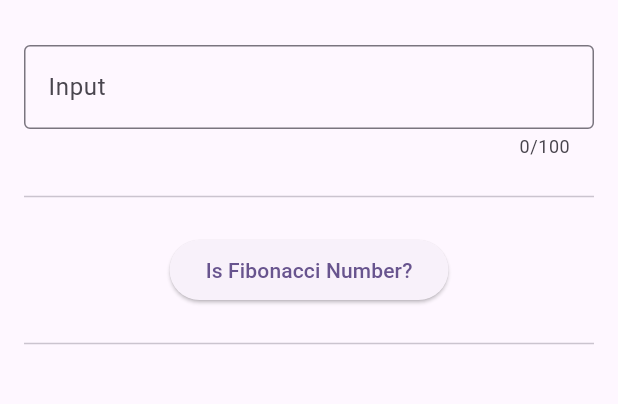
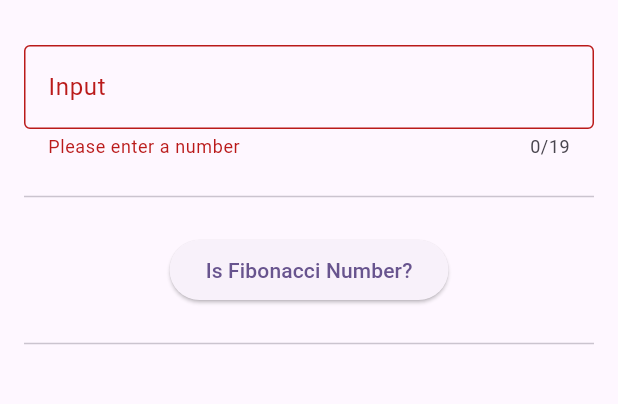
Before and after one commit to mpmnath/fibonacci_calculator, a Flutter app: the screen it shows after launch, after a tap on "Is Fibonacci Number?", on a phone screen of 412 x 824 dp, the part 63-467 px from its top. Run offline on Flutter 3.47's test engine with Material 3 defaults, Android fonts, the phone set to English and light mode, and no system bars; our stand-ins replace equatable, flutter_bloc.

Commit message:
Refactor form validation and input handling in HomeScreen

```diff
--- a/lib/screens/home_screen.dart
+++ b/lib/screens/home_screen.dart
@@ -1,14 +1,17 @@
+//Home Scren
+
 import 'package:fibonacci_calculator/bloc/fib_calc_bloc.dart';
 import 'package:fibonacci_calculator/bloc/fib_calc_event.dart';
 import 'package:fibonacci_calculator/bloc/fib_calc_state.dart';
 import 'package:flutter/material.dart';
+import 'package:flutter/services.dart';
 import 'package:flutter_bloc/flutter_bloc.dart';
 
 class HomeScreen extends StatelessWidget {
   HomeScreen({super.key});
 
   final TextEditingController _inputController = TextEditingController();
-
+  final GlobalKey<FormState> _formKey = GlobalKey<FormState>();
   @override
   Widget build(BuildContext context) {
     return Scaffold(
@@ -20,36 +23,39 @@ class HomeScreen extends StatelessWidget {
           child: Padding(
             padding: const EdgeInsets.all(16.0),
             child: BlocBuilder<FibCalcBloc, FibCalcState>(
-              builder: (context, state) => Column(
+              builder: (context, state) => Form(
+                key: _formKey,
+                child: Column(
                   children: [
                     TextFormField(
                       controller: _inputController,
-                    maxLength: 100,
+                      maxLength: 19,
                       decoration: const InputDecoration(
                         border: OutlineInputBorder(),
                         labelText: "Input",
                       ),
                       keyboardType: TextInputType.number,
-                    /* validator: (value) {
+                      inputFormatters: [
+                        FilteringTextInputFormatter.digitsOnly,
+                      ],
+                      validator: (value) {
                         if (value == null || value.isEmpty) {
-                        return "Please input a number";
-                      }
-                      if (int.tryParse(value) == null) {
-                        return "Please enter a valid number";
+                          return "Please enter a number";
                         }
                         return null;
-                    }, */
+                      },
                     ),
                     const Divider(
                       height: 50,
                     ),
                     ElevatedButton(
                       onPressed: () {
+                        if (_formKey.currentState!.validate()) {
                           final int value = int.parse(_inputController.text);
                           context
                               .read<FibCalcBloc>()
                               .add(CheckFibonacciNumber(value));
-                      _inputController.clear();
+                        }
                       },
                       child: const Text("Is Fibonacci Number?"),
                     ),
@@ -73,6 +79,7 @@ class HomeScreen extends StatelessWidget {
             ),
           ),
         ),
+      ),
     );
   }
 }
```
Lines whose indentation alone changed are shown as unchanged.
